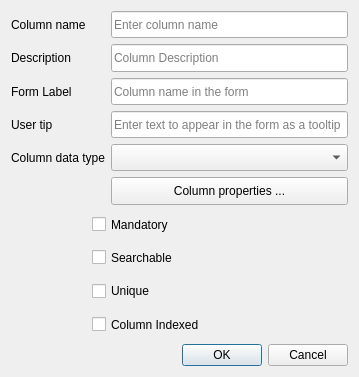
Above: ui/wizard/ui_column_editor.ui from gltn/stdm before the change. Below: the same form after it.
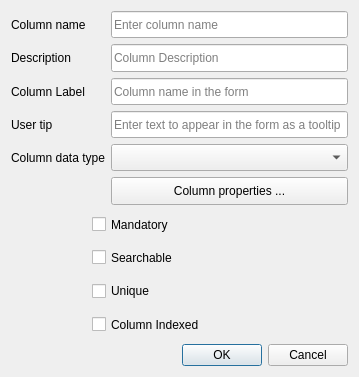
That is the form after the change.

Commit message: Changed labels in Column and Entity forms

The edit to the form file:
```diff
--- a/ui/wizard/ui_column_editor.ui
+++ b/ui/wizard/ui_column_editor.ui
@@ -49,7 +49,7 @@
    <item row="4" column="0">
     <widget class="QLabel" name="label">
      <property name="text">
-      <string>Form Label</string>
+      <string>Column Label</string>
      </property>
     </widget>
    </item>
```
The commit also changes 3 other files.
